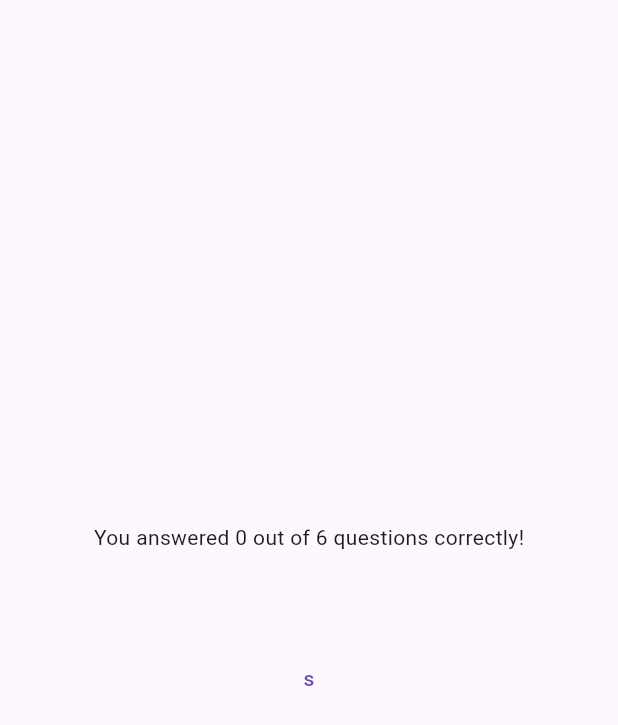
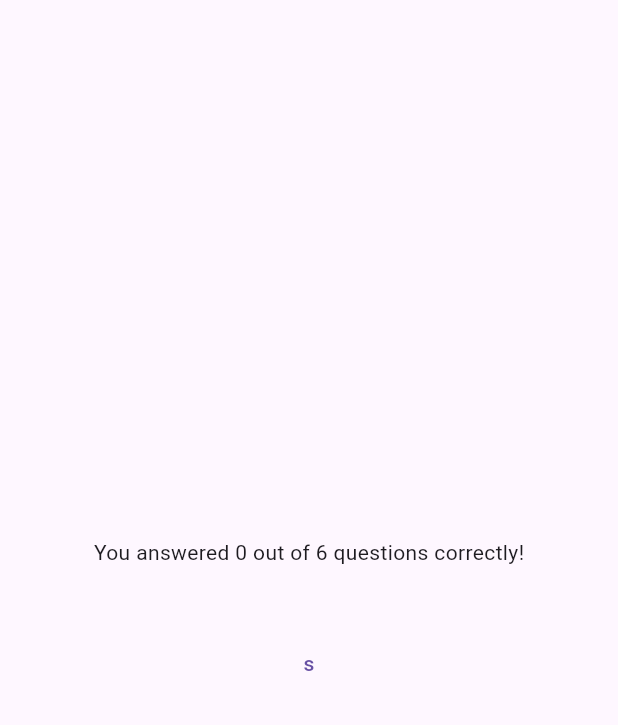
Before and after one commit to zidane-arkan/QuizYuk, a Flutter app: the ResultsScreen widget shown alone on an empty page, opened directly with empty values, on a phone screen of 412 x 824 dp. Shown: the top 725 px of the screen. Run offline on Flutter 3.47's test engine with Material 3 defaults, Android fonts, the phone set to English and light mode, and no system bars; our stand-ins replace google_fonts.

Commit message:
Change text structure results_screen

```diff
--- a/lib/results_screen.dart
+++ b/lib/results_screen.dart
@@ -33,8 +33,10 @@ class ResultsScreen extends StatelessWidget{
           mainAxisAlignment: MainAxisAlignment.center,
           // crossAxisAlignment: CrossAxisAlignment.center,
           children: [
-            Text('You answered $numCorrectQuestions out of $numTotalQuestions questions correctly!'),
-            const SizedBox(height: 30,),
+            Text(
+              'You answered $numCorrectQuestions out of $numTotalQuestions questions correctly!'
+            ),
+            const SizedBox(height: 10,),
             // const Text(' List of answers and questions'),
             // ...chosenAnswers.map((e){
             //   return Text(e, style: const TextStyle(color: Colors.white),);
```
